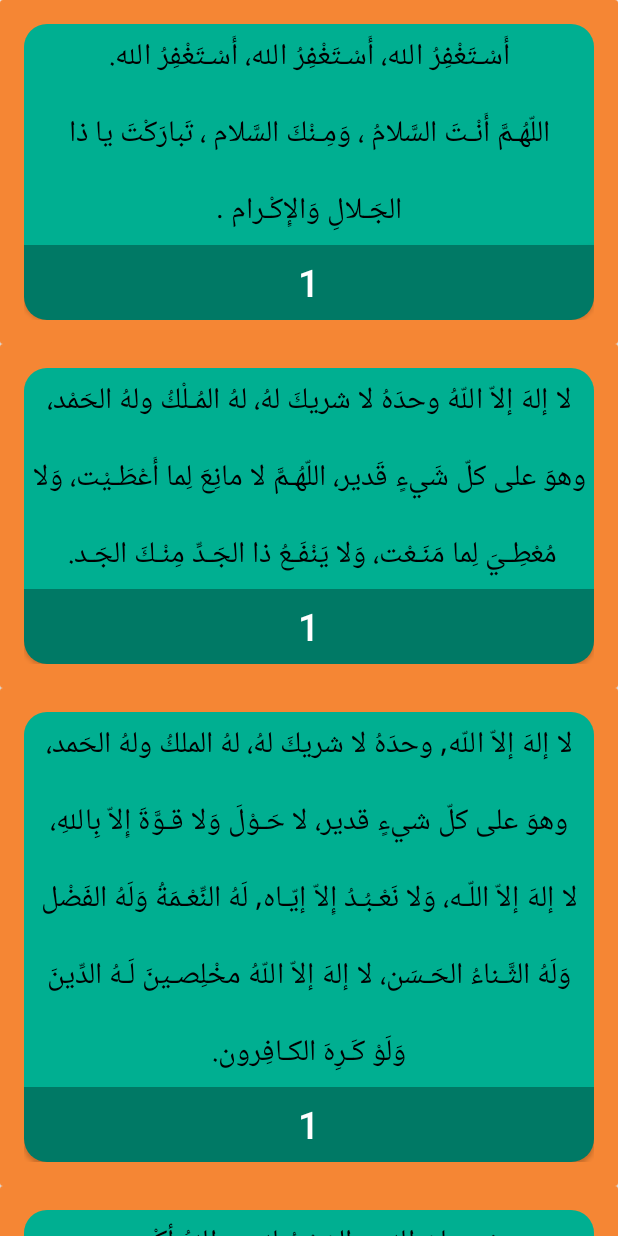
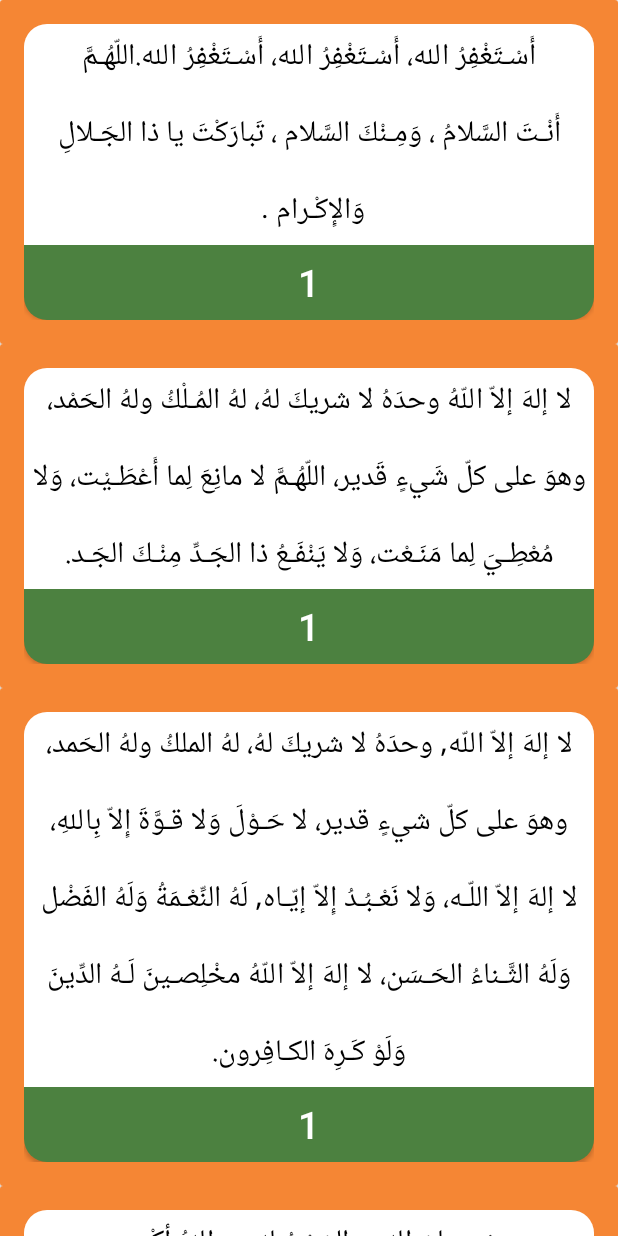
Before and after one commit to AboubakerGb/athkerApp-, an Android app: the adkare_salate screen opened through its navigation route, on a phone screen of 412 x 824 dp. Run offline under Robolectric (Android 15) with nearby library versions, the phone set to English and light mode, and no system bars; libraries missing offline, so code that uses them is left out: com.aboubakergb.

Commit message:
add new layout

```diff
--- a/app/src/main/java/com/aboubakergb/AdkareElmoslim/MainFragment.kt
+++ b/app/src/main/java/com/aboubakergb/AdkareElmoslim/MainFragment.kt
@@ -18,6 +18,7 @@ class MainFragment : Fragment() {
     override fun onViewCreated(view: View, savedInstanceState: Bundle?) {
         super.onViewCreated(view, savedInstanceState)
 
+
         btn_adkare_soubh.setOnClickListener {
         view.findNavController().navigate(R.id.action_mainFragment_to_adkare_soubh)
         }
@@ -36,8 +37,9 @@ class MainFragment : Fragment() {
         btn_adkare_salate.setOnClickListener {
             view.findNavController().navigate(R.id.action_mainFragment_to_adkare_salate)
         }
-
-
+        btn_misbaha.setOnClickListener {
+            view.findNavController().navigate(R.id.action_mainFragment_to_tasbih)
+        }
     }
 
     override fun onCreateView(
@@ -46,5 +48,7 @@ class MainFragment : Fragment() {
     ): View? {
         // Inflate the layout for this fragment
         return inflater.inflate(R.layout.fragment_main, container, false)
+
     }
+
 }
--- a/app/src/main/java/com/aboubakergb/AdkareElmoslim/RecycleAdkareSalateAdapter.kt
+++ b/app/src/main/java/com/aboubakergb/AdkareElmoslim/RecycleAdkareSalateAdapter.kt
@@ -10,16 +10,14 @@ import androidx.recyclerview.widget.RecyclerView
 class RecycleAdkareSalateAdapter : RecyclerView.Adapter<RecycleAdkareSalateAdapter.ViewHolder>() {
 
     // Here put Text
-    private val itemAdkare= listOf("أَسْـتَغْفِرُ الله، أَسْـتَغْفِرُ الله، أَسْـتَغْفِرُ الله.\n" +
-            "اللّهُـمَّ أَنْـتَ السَّلامُ ، وَمِـنْكَ السَّلام ، تَبارَكْتَ يا ذا الجَـلالِ وَالإِكْـرام .","لا إلهَ إلاّ اللّهُ وحدَهُ لا شريكَ لهُ، لهُ المُـلْكُ ولهُ الحَمْد، وهوَ على كلّ شَيءٍ قَدير، اللّهُـمَّ لا مانِعَ لِما أَعْطَـيْت، وَلا مُعْطِـيَ لِما مَنَـعْت، وَلا يَنْفَـعُ ذا الجَـدِّ مِنْـكَ الجَـد. ",
+    private val itemAdkare= listOf("أَسْـتَغْفِرُ الله، أَسْـتَغْفِرُ الله، أَسْـتَغْفِرُ الله.اللّهُـمَّ أَنْـتَ السَّلامُ ، وَمِـنْكَ السَّلام ، تَبارَكْتَ يا ذا الجَـلالِ وَالإِكْـرام . ","لا إلهَ إلاّ اللّهُ وحدَهُ لا شريكَ لهُ، لهُ المُـلْكُ ولهُ الحَمْد، وهوَ على كلّ شَيءٍ قَدير، اللّهُـمَّ لا مانِعَ لِما أَعْطَـيْت، وَلا مُعْطِـيَ لِما مَنَـعْت، وَلا يَنْفَـعُ ذا الجَـدِّ مِنْـكَ الجَـد.",
         "لا إلهَ إلاّ اللّه, وحدَهُ لا شريكَ لهُ، لهُ الملكُ ولهُ الحَمد، وهوَ على كلّ شيءٍ قدير، لا حَـوْلَ وَلا قـوَّةَ إِلاّ بِاللهِ، لا إلهَ إلاّ اللّـه، وَلا نَعْـبُـدُ إِلاّ إيّـاه, لَهُ النِّعْـمَةُ وَلَهُ الفَضْل وَلَهُ الثَّـناءُ الحَـسَن، لا إلهَ إلاّ اللّهُ مخْلِصـينَ لَـهُ الدِّينَ وَلَوْ كَـرِهَ الكـافِرون.",
-        "سُـبْحانَ اللهِ، والحَمْـدُ لله ، واللهُ أكْـبَر. ","لا إلهَ إلاّ اللّهُ وَحْـدَهُ لا شريكَ لهُ، لهُ الملكُ ولهُ الحَمْد، وهُوَ على كُلّ شَيءٍ قَـدير. ","بِسْمِ اللهِ الرَّحْمنِ الرَّحِيم\n" +
-                "قُلْ هُوَ ٱللَّهُ أَحَدٌ، ٱللَّهُ ٱلصَّمَدُ، لَمْ يَلِدْ وَلَمْ يُولَدْ، وَلَمْ يَكُن لَّهُۥ كُفُوًا أَحَدٌۢ.","بِسْمِ اللهِ الرَّحْمنِ الرَّحِيم\n" +
-                "قُلْ أَعُوذُ بِرَبِّ ٱلْفَلَقِ، مِن شَرِّ مَا خَلَقَ، وَمِن شَرِّ غَاسِقٍ إِذَا وَقَبَ، وَمِن شَرِّ ٱلنَّفَّٰثَٰتِ فِى ٱلْعُقَدِ، وَمِن شَرِّ حَاسِدٍ إِذَا حَسَدَ.","بِسْمِ اللهِ الرَّحْمنِ الرَّحِيم\n" +
+        "سُـبْحانَ اللهِ، والحَمْـدُ لله ، واللهُ أكْـبَر.","لا إلهَ إلاّ اللّهُ وَحْـدَهُ لا شريكَ لهُ، لهُ الملكُ ولهُ الحَمْد، وهُوَ على كُلّ شَيءٍ قَـدير. ","بِسْمِ اللهِ الرَّحْمنِ الرَّحِيم\n" +
+                "قُلْ هُوَ ٱللَّهُ أَحَدٌ، ٱللَّهُ ٱلصَّمَدُ، لَمْ يَلِدْ وَلَمْ يُولَدْ، وَلَمْ يَكُن لَّهُۥ كُفُوًا أَحَدٌۢ."+"بِسْمِ اللهِ الرَّحْمنِ الرَّحِيم\n" +
+                "قُلْ هُوَ ٱللَّهُ أَحَدٌ، ٱللَّهُ ٱلصَّمَدُ، لَمْ يَلِدْ وَلَمْ يُولَدْ، وَلَمْ يَكُن لَّهُۥ كُفُوًا أَحَدٌۢ."+"بِسْمِ اللهِ الرَّحْمنِ الرَّحِيم\n" +
                 "قُلْ أَعُوذُ بِرَبِّ ٱلنَّاسِ، مَلِكِ ٱلنَّاسِ، إِلَٰهِ ٱلنَّاسِ، مِن شَرِّ ٱلْوَسْوَاسِ ٱلْخَنَّاسِ، ٱلَّذِى يُوَسْوِسُ فِى صُدُورِ ٱلنَّاسِ، مِنَ ٱلْجِنَّةِ وَٱلنَّاسِ.","أَعُوذُ بِاللهِ مِنْ الشَّيْطَانِ الرَّجِيمِ\n" +
                 "اللّهُ لاَ إِلَـهَ إِلاَّ هُوَ الْحَيُّ الْقَيُّومُ لاَ تَأْخُذُهُ سِنَةٌ وَلاَ نَوْمٌ لَّهُ مَا فِي السَّمَاوَاتِ وَمَا فِي الأَرْضِ مَن ذَا الَّذِي يَشْفَعُ عِنْدَهُ إِلاَّ بِإِذْنِهِ يَعْلَمُ مَا بَيْنَ أَيْدِيهِمْ وَمَا خَلْفَهُمْ وَلاَ يُحِيطُونَ بِشَيْءٍ مِّنْ عِلْمِهِ إِلاَّ بِمَا شَاء وَسِعَ كُرْسِيُّهُ السَّمَاوَاتِ وَالأَرْضَ وَلاَ يَؤُودُهُ حِفْظُهُمَا وَهُوَ الْعَلِيُّ الْعَظِيمُ.",
-        "لا إلهَ إلاّ اللّهُ وحْـدَهُ لا شريكَ لهُ، لهُ المُلكُ ولهُ الحَمْد، يُحيـي وَيُمـيتُ وهُوَ على كُلّ شيءٍ قدير. ","اللّهُـمَّ إِنِّـي أَسْأَلُـكَ عِلْمـاً نافِعـاً وَرِزْقـاً طَيِّـباً ، وَعَمَـلاً مُتَقَـبَّلاً. ","        \"لا إلهَ إلاّ اللّهُ وحْـدَهُ لا شريكَ لهُ، لهُ المُلكُ ولهُ الحَمْد، يُحيـي وَيُمـيتُ وهُوَ على كُلّ شيءٍ قدير. \",\"اللّهُـمَّ إِنِّـي أَسْأَلُـكَ عِلْمـاً نافِعـاً وَرِزْقـاً طَيِّـباً ، وَعَمَـلاً مُتَقَـبَّلاً. \",\"\"\n",
-        "اللَّهُمَّ أَعِنِّي عَلَى ذِكْرِكَ وَشُكْرِكَ وَحُسْنِ عِبَادَتِكَ. "
+        "لا إلهَ إلاّ اللّهُ وحْـدَهُ لا شريكَ لهُ، لهُ المُلكُ ولهُ الحَمْد، يُحيـي وَيُمـيتُ وهُوَ على كُلّ شيءٍ قدير. ","اللّهُـمَّ إِنِّـي أَسْأَلُـكَ عِلْمـاً نافِعـاً وَرِزْقـاً طَيِّـباً ، وَعَمَـلاً مُتَقَـبَّلاً","اللَّهُمَّ أَجِرْنِي مِنْ النَّار.","اللَّهُمَّ أَعِنِّي عَلَى ذِكْرِكَ وَشُكْرِكَ وَحُسْنِ عِبَادَتِكَ."
     )
     private val itemNumber = intArrayOf(1,1,1,33,1,3,1,10,1,7,1)
 
--- a/app/src/main/res/drawable/costume_button_1.xml
+++ b/app/src/main/res/drawable/costume_button_1.xml
@@ -2,5 +2,5 @@
 <shape xmlns:android="http://schemas.android.com/apk/res/android">
     <corners android:bottomLeftRadius="15dp"
         android:bottomRightRadius="15dp"/>
-    <solid android:color="@color/blue_dark"> </solid>
+    <solid android:color="@color/green"> </solid>
 </shape>
--- a/app/src/main/res/drawable/costume_text_view.xml
+++ b/app/src/main/res/drawable/costume_text_view.xml
@@ -2,5 +2,5 @@
 <shape xmlns:android="http://schemas.android.com/apk/res/android">
     <corners android:topLeftRadius="15dp"
        android:topRightRadius="15dp"/>
-    <solid android:color="@color/blue"> </solid>
+    <solid android:color="@color/white"> </solid>
 </shape>
--- a/app/src/main/res/navigation/nav_graph.xml
+++ b/app/src/main/res/navigation/nav_graph.xml
@@ -28,6 +28,9 @@
         <action
             android:id="@+id/action_mainFragment_to_adkare_salate"
             app:destination="@id/adkare_salate" />
+        <action
+            android:id="@+id/action_mainFragment_to_tasbih"
+            app:destination="@id/tasbih" />
     </fragment>
     <fragment
         android:id="@+id/adkare_soubh"
@@ -59,4 +62,9 @@
         android:name="com.aboubakergb.AdkareElmoslim.adkare_salate"
         android:label="fragment_adkare_salate"
         tools:layout="@layout/fragment_adkare_salate" />
+    <fragment
+        android:id="@+id/tasbih"
+        android:name="com.aboubakergb.AdkareElmoslim.tasbih"
+        android:label="fragment_tasbih"
+        tools:layout="@layout/fragment_tasbih" />
 </navigation>
--- a/app/src/main/res/values/colors.xml
+++ b/app/src/main/res/values/colors.xml
@@ -1,11 +1,14 @@
 <?xml version="1.0" encoding="utf-8"?>
 <resources>
-    <color name="colorPrimary">#6200EE</color>
+    <color name="colorPrimary">#007965</color>
     <color name="colorPrimaryDark">#2962FF</color>
     <color name="colorAccent">#03DAC5</color>
     <color name="blue">#00af91</color>
     <color name="blue_dark">#007965</color>
     <color name="orange">#f58634</color>
     <color name="yellow">#ffcc29</color>
+    <color name="green">#4C8140</color>
+    <color name="white">#fff</color>
+
 
 </resources>
--- a/app/src/main/res/values/strings.xml
+++ b/app/src/main/res/values/strings.xml
@@ -10,5 +10,8 @@
     <string name="adkare_sfare">أذكار السفر</string>
     <string name="adkare_slate">أذكار بعد الصلاة</string>
     <string name="misbaha">المسبحة الالكترونية</string>
+    <string name="allCounter">العدد الاجمالي</string>
+    <string name="nowCounter">العدد الحالي</string>
+    <string name="tsabih">سبحان الله وبحمده</string>
 
 </resources>
```
Also changed, not shown: app/src/main/java/com/aboubakergb/AdkareElmoslim/tasbih.kt (added, +33 -0 lines), app/src/main/res/anim/scale_down.xml (added, +13 -0 lines), app/src/main/res/anim/scale_up.xml (added, +12 -0 lines), app/src/main/res/layout/app_bar.xml (+4 -9 lines), app/src/main/res/layout/fragment_main.xml (+12 -4 lines), app/src/main/res/layout/fragment_tasbih.xml (added, +61 -0 lines), app/src/main/res/menu/main.xml (added, +14 -0 lines), app/src/main/res/drawable/imagebtn.png (added).
